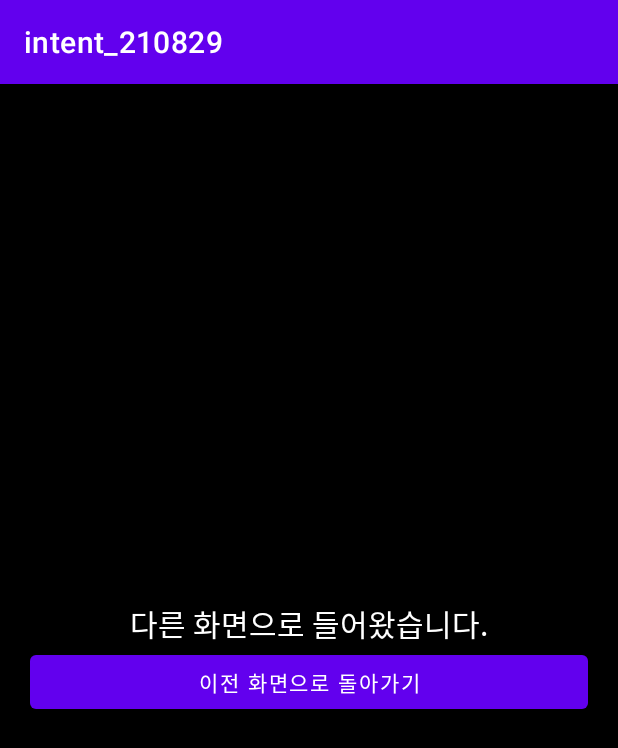
After one commit to spris1513/intent_210829, an Android app: the OtherActivity screen opened directly, with no data from a screen before it, on a phone screen of 412 x 824 dp. The commit adds this screen. Shown: the top 748 px of the screen. Run offline under Robolectric (Android 15) with nearby library versions, the phone set to English and light mode, and no system bars.

Commit message:
다른 화면을 추가해 봄

```diff
--- a/app/src/main/AndroidManifest.xml
+++ b/app/src/main/AndroidManifest.xml
@@ -10,6 +10,9 @@
         android:supportsRtl="true"
         android:theme="@style/Theme.Intent_210829">
         <activity
+            android:name=".OtherActivity"
+            android:exported="true" />
+        <activity
             android:name=".MainActivity"
             android:exported="true">
             <intent-filter>
--- /dev/null
+++ b/app/src/main/java/com/neppplus/intent_210829/OtherActivity.kt
@@ -0,0 +1,11 @@
+package com.neppplus.intent_210829
+
+import androidx.appcompat.app.AppCompatActivity
+import android.os.Bundle
+
+class OtherActivity : AppCompatActivity() {
+    override fun onCreate(savedInstanceState: Bundle?) {
+        super.onCreate(savedInstanceState)
+        setContentView(R.layout.activity_other)
+    }
+}
--- a/app/src/main/res/layout/activity_main.xml
+++ b/app/src/main/res/layout/activity_main.xml
@@ -4,6 +4,7 @@
     xmlns:tools="http://schemas.android.com/tools"
     android:layout_width="match_parent"
     android:layout_height="match_parent"
+    android:orientation="vertical"
     tools:context=".MainActivity">
 
 
--- /dev/null
+++ b/app/src/main/res/layout/activity_other.xml
@@ -0,0 +1,26 @@
+<?xml version="1.0" encoding="utf-8"?>
+<LinearLayout xmlns:android="http://schemas.android.com/apk/res/android"
+    xmlns:app="http://schemas.android.com/apk/res-auto"
+    xmlns:tools="http://schemas.android.com/tools"
+    android:layout_width="match_parent"
+    android:layout_height="match_parent"
+    android:orientation="vertical"
+    android:gravity="center"
+    android:padding="20dp"
+    android:background="@color/black"
+    tools:context=".OtherActivity">
+
+    <TextView
+        android:layout_width="wrap_content"
+        android:layout_height="wrap_content"
+        android:text="다른 화면으로 들어왔습니다."
+        android:textColor="@color/white"
+        android:textSize="20sp"/>
+
+    <Button
+        android:layout_width="match_parent"
+        android:layout_height="wrap_content"
+        android:text="이전 화면으로 돌아가기" />
+
+
+</LinearLayout>
```
